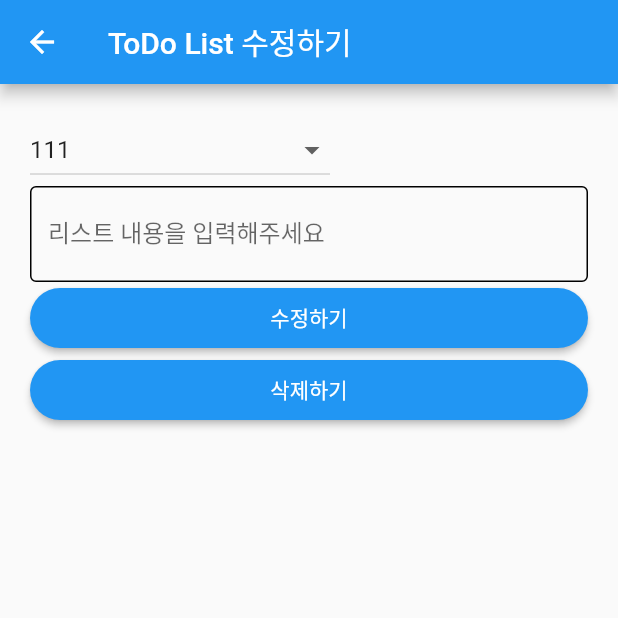
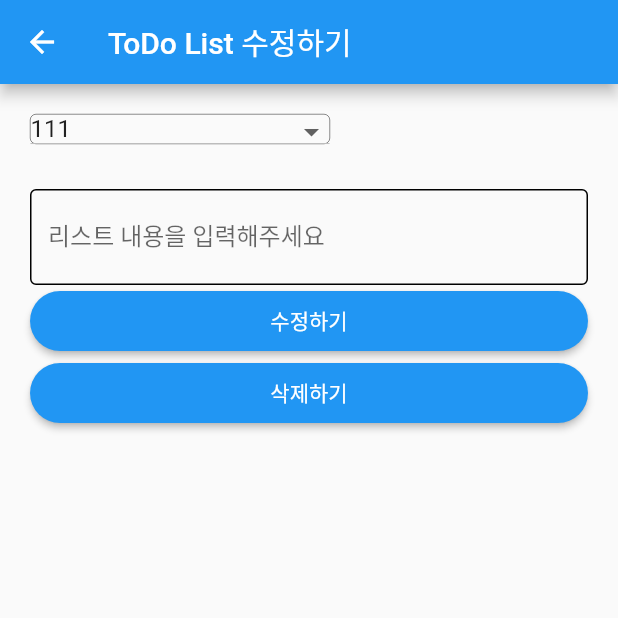
Before and after one commit to RFlutterPythonteam1/semiProjectTodoList, a Flutter app: the ListEditinPage screen opened by its route, on a phone screen of 412 x 824 dp, the top half of it. Run offline on Flutter 3.47's test engine with Material 2 defaults, Android fonts, the phone set to English and light mode, and no system bars.

Commit message:
[update] 2022.05.30 버튼 크기 조정 및 드롭다운버튼 테두리 수정

```diff
--- a/semiproject_todolist_app/lib/listeditingpage.dart
+++ b/semiproject_todolist_app/lib/listeditingpage.dart
@@ -36,7 +36,6 @@ class _ListEditinPageState extends State<ListEditinPage> {
         FocusScope.of(context).unfocus();
       },
       child: Scaffold(
-
         appBar: AppBar(
           title: const Text("ToDo List 수정하기"),
         ),
@@ -50,7 +49,15 @@ class _ListEditinPageState extends State<ListEditinPage> {
                   children: [
                     Container(
                       width: 200,
+                      height: 20,
+                      decoration: BoxDecoration(
+                        border: Border.all(
+                          width: 0.3,
+                        ),
+                        borderRadius: BorderRadius.circular(4),
+                      ),
                       child: DropdownButton(
+                        isDense: true,
                         value: selectValue,
                         items: valueList.map((value) {
                           return DropdownMenuItem(
@@ -69,6 +76,9 @@ class _ListEditinPageState extends State<ListEditinPage> {
                     ),
                   ],
                 ),
+                const SizedBox(
+                  height: 30,
+                ),
                 TextField(
                   controller: contentCon,
                   decoration: const InputDecoration(
@@ -86,7 +96,7 @@ class _ListEditinPageState extends State<ListEditinPage> {
                 ),
                 ElevatedButton(
                   onPressed: () {
-                    if(contentCon.text.trim().isEmpty) {
+                    if (contentCon.text.trim().isEmpty) {
                       errorSnackBar(context);
                     } else {
                       _showDialog2(context, "수정");
```
